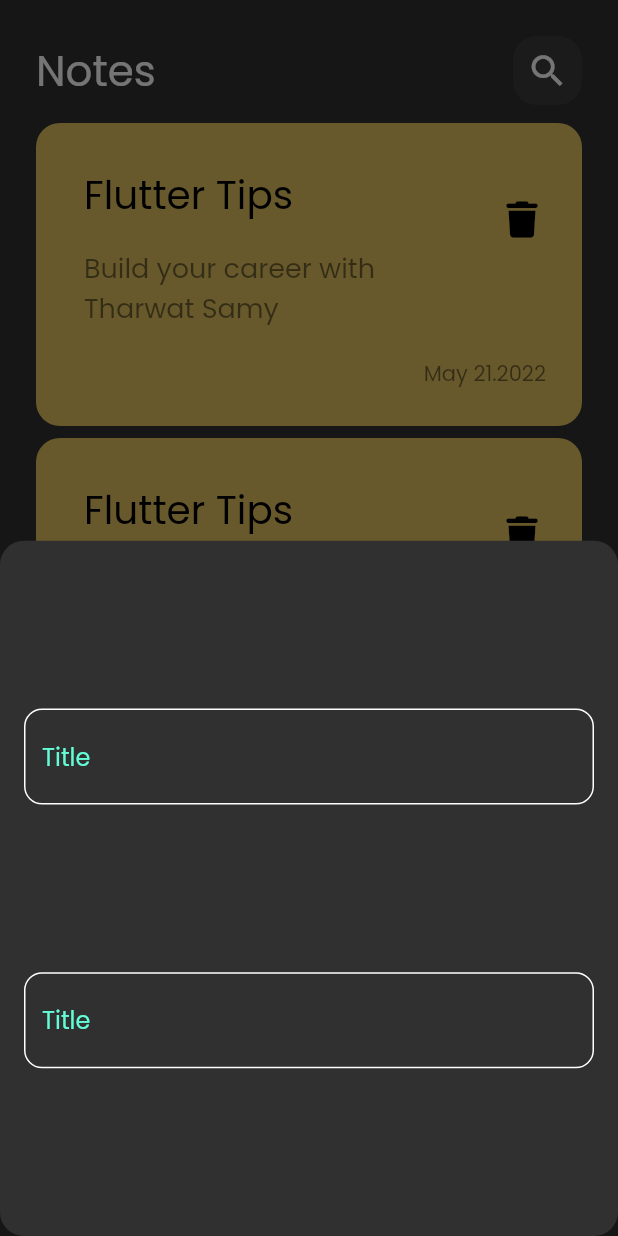
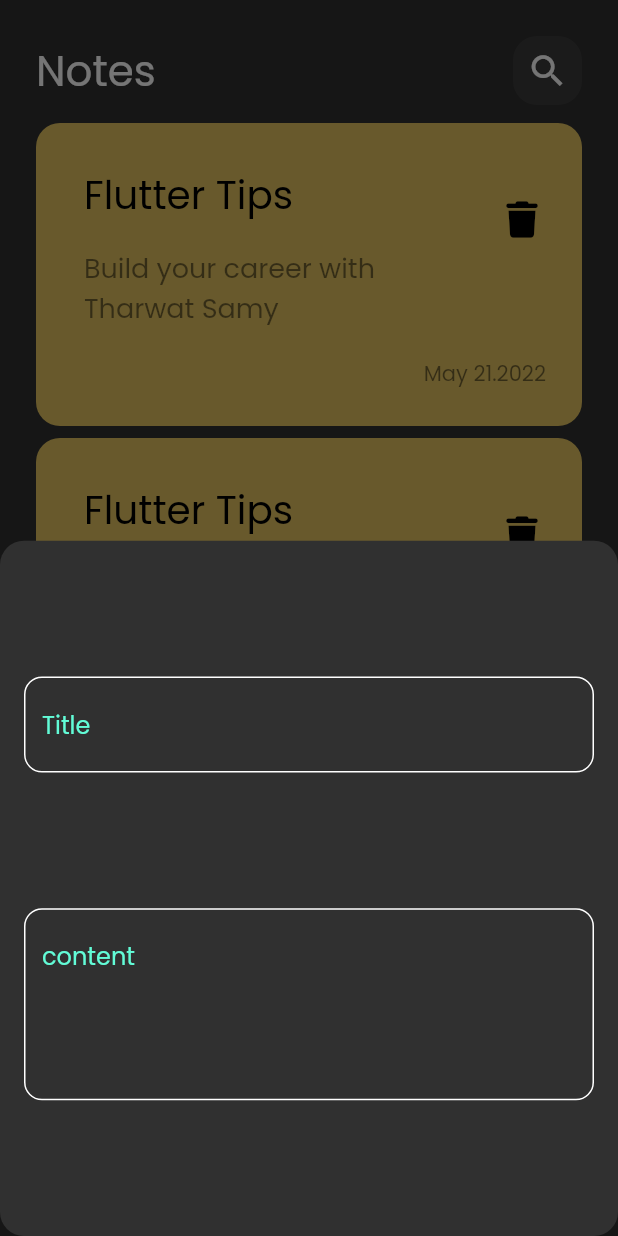
Before and after one commit to dimiana17/notes_app, a Flutter app: the screen it shows after launch, after a tap on the "add" icon, on a phone screen of 412 x 824 dp. Run offline on Flutter 3.47's test engine with Material 2 defaults, Android fonts, the phone set to English and light mode, and no system bars; our stand-ins replace font_awesome_flutter.

Commit message:
add field to the button field

```diff
--- a/lib/views/widgets/add_note_button_sheet.dart
+++ b/lib/views/widgets/add_note_button_sheet.dart
@@ -11,8 +11,8 @@ class AddNoteButtonSheet extends StatelessWidget {
       child: Column(
         mainAxisAlignment: MainAxisAlignment.spaceEvenly,
         children: [
-        CustomTextField(),
-        CustomTextField()
+        CustomTextField(hintText: 'Title',),
+        CustomTextField(hintText: 'content',maxLine: 4,)
 
         ],
       ),
--- a/lib/views/widgets/custom_text_field.dart
+++ b/lib/views/widgets/custom_text_field.dart
@@ -2,20 +2,24 @@ import 'package:flutter/material.dart';
 import 'package:note_app/const_file.dart';
 
 class CustomTextField extends StatelessWidget {
-  const CustomTextField({super.key});
+  const CustomTextField({super.key, required this.hintText, this.maxLine=1});
+  final String hintText;
+  final int maxLine;
 
 
 
   @override
   Widget build(BuildContext context) {
     return TextField(
+      maxLines: maxLine,
       cursorColor: kPrimaryColor,
       decoration: InputDecoration(
         border: buildBorder(),
         enabledBorder: buildBorder(),
         focusedBorder: buildBorder(kPrimaryColor),
-        hintText: 'Title',
+        hintText: hintText,
         hintStyle: const TextStyle(color: kPrimaryColor)
+
 
       ),
     );
```
